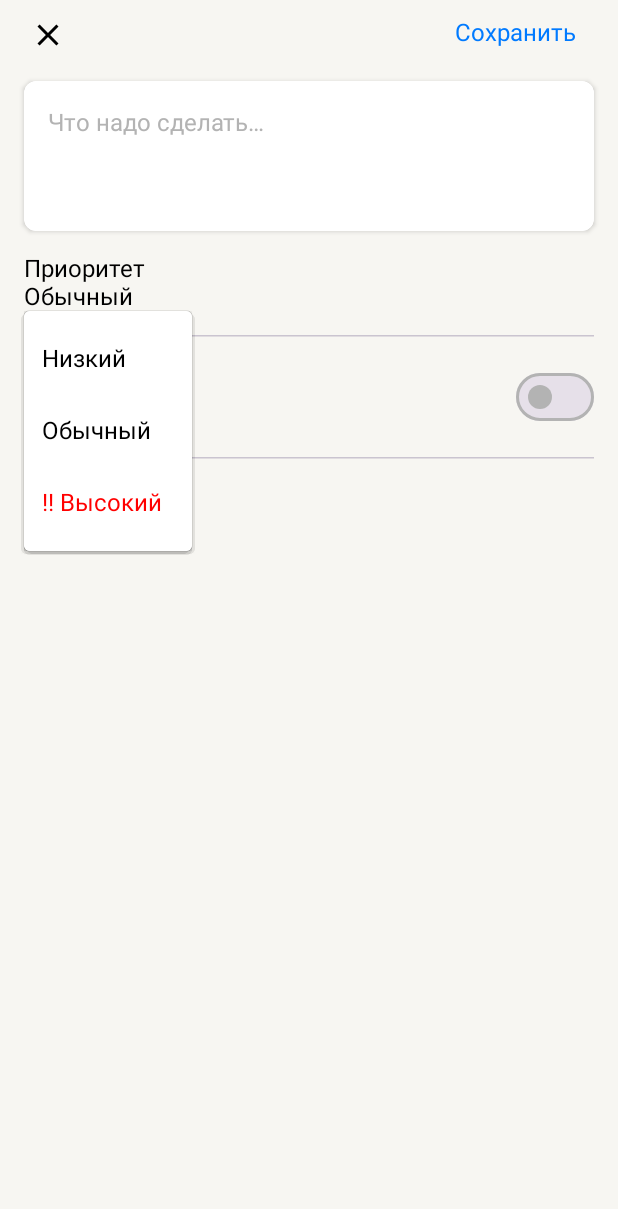
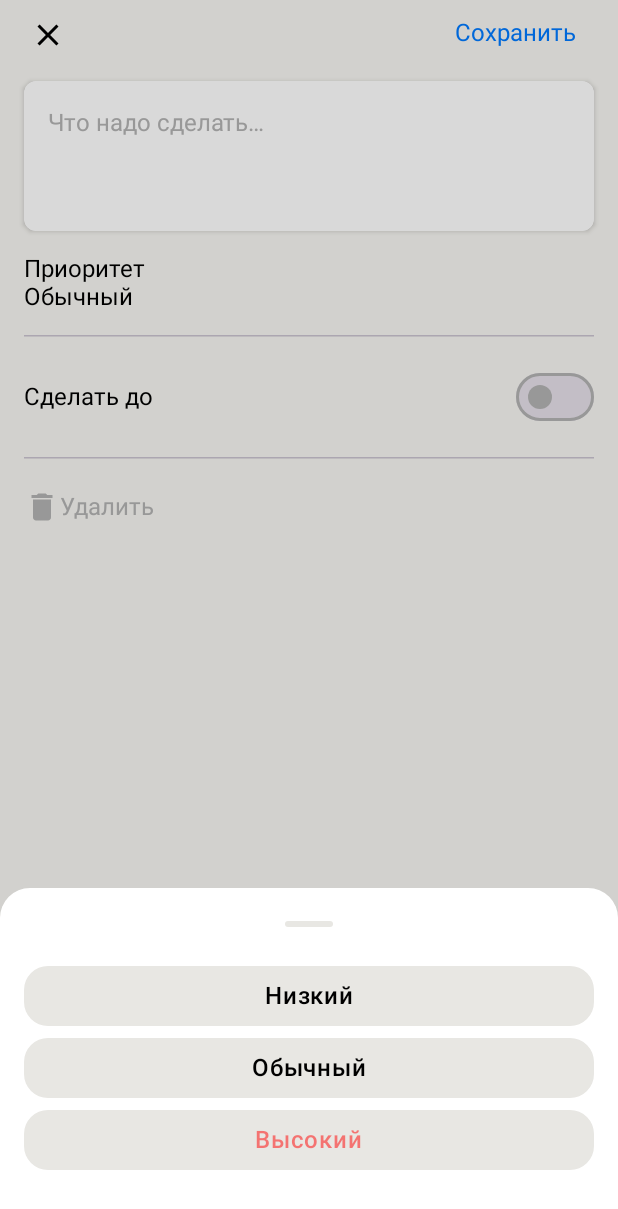
Before and after one commit to Max-Andersen/ToDoApp, an Android app built with Jetpack Compose: the composable TodoItemCardStateless shown on its own in the app's theme, after a tap on "Приоритет", on a phone screen of 412 x 824 dp. Shown: the top 1209 px of the screen. Run offline under Robolectric (Android 15) with nearby library versions, the phone set to English and light mode, and no system bars; our stand-ins replace Dagger/Hilt's generated code; 3 statements that could not run were skipped.

Commit message:
feature: bottom sheet

```diff
--- a/app/src/main/java/com/toloknov/summerschool/todoapp/ui/card/TodoItemCard.kt
+++ b/app/src/main/java/com/toloknov/summerschool/todoapp/ui/card/TodoItemCard.kt
@@ -1,7 +1,5 @@
 package com.toloknov.summerschool.todoapp.ui.card
 
-import android.content.res.Configuration
-import androidx.compose.foundation.background
 import androidx.compose.foundation.clickable
 import androidx.compose.foundation.layout.Arrangement
 import androidx.compose.foundation.layout.Box
@@ -26,8 +24,6 @@ import androidx.compose.material3.CircularProgressIndicator
 import androidx.compose.material3.DatePicker
 import androidx.compose.material3.DatePickerDefaults
 import androidx.compose.material3.DatePickerDialog
-import androidx.compose.material3.DropdownMenu
-import androidx.compose.material3.DropdownMenuItem
 import androidx.compose.material3.ExperimentalMaterial3Api
 import androidx.compose.material3.HorizontalDivider
 import androidx.compose.material3.Icon
@@ -43,11 +39,13 @@ import androidx.compose.material3.Switch
 import androidx.compose.material3.Text
 import androidx.compose.material3.TextButton
 import androidx.compose.material3.rememberDatePickerState
+import androidx.compose.material3.rememberModalBottomSheetState
 import androidx.compose.runtime.Composable
 import androidx.compose.runtime.LaunchedEffect
 import androidx.compose.runtime.getValue
 import androidx.compose.runtime.mutableStateOf
 import androidx.compose.runtime.remember
+import androidx.compose.runtime.rememberCoroutineScope
 import androidx.compose.runtime.setValue
 import androidx.compose.ui.Alignment
 import androidx.compose.ui.Modifier
@@ -56,16 +54,18 @@ import androidx.compose.ui.draw.shadow
 import androidx.compose.ui.graphics.Color
 import androidx.compose.ui.input.nestedscroll.nestedScroll
 import androidx.compose.ui.res.stringResource
-import androidx.compose.ui.tooling.preview.Preview
+import androidx.compose.ui.tooling.preview.PreviewLightDark
 import androidx.compose.ui.unit.dp
 import androidx.compose.ui.unit.sp
 import androidx.compose.ui.window.DialogProperties
 import androidx.lifecycle.compose.collectAsStateWithLifecycle
 import com.toloknov.summerschool.domain.model.ItemImportance
+import com.toloknov.summerschool.theme.theme.PADDING_BIG
 import com.toloknov.summerschool.theme.theme.ToDoAppTheme
 import com.toloknov.summerschool.theme.theme.TodoRed
 import com.toloknov.summerschool.theme.theme.textFieldTheme
 import com.toloknov.summerschool.todoapp.R
+import com.toloknov.summerschool.todoapp.ui.common.bottomsheet.ImportanceBottomSheetList
 import com.toloknov.summerschool.todoapp.ui.common.snackbar.SnackbarError
 import com.toloknov.summerschool.todoapp.ui.common.toolbar.CollapsingTopbar
 import com.toloknov.summerschool.todoapp.ui.common.toolbar.rememberToolbarScrollBehavior
@@ -116,11 +116,13 @@ fun TodoItemCardStateless(
     reduce: (TodoItemCardIntent) -> Unit,
     snackbarHostState: SnackbarHostState = SnackbarHostState()
 ) {
+    val scope = rememberCoroutineScope()
+    var showBottomSheet by remember { mutableStateOf(false) }
+    val bottomSheetState = rememberModalBottomSheetState(skipPartiallyExpanded = true)
 
     val scrollBehavior = rememberToolbarScrollBehavior()
 
     var firstDateDialogState by remember { mutableStateOf(false) }
-
 
     if (firstDateDialogState) {
         DateDialog(currPickedDate = uiState.deadline,
@@ -160,6 +162,18 @@ fun TodoItemCardStateless(
                     })
             }
         }) { paddingValues ->
+
+
+        if (showBottomSheet) {
+            ImportanceBottomSheetList(
+                paddingValues = paddingValues,
+                sheetState = bottomSheetState,
+                scope = scope,
+                onItemClick = { reduce(TodoItemCardIntent.SetImportance(it)) },
+                onDismissRequest = { showBottomSheet = false }
+            )
+        }
+
         Box(
             modifier = Modifier
                 .fillMaxSize()
@@ -174,39 +188,36 @@ fun TodoItemCardStateless(
             Column(
                 modifier = Modifier
                     .fillMaxSize()
-                    .padding(horizontal = com.toloknov.summerschool.theme.theme.PADDING_BIG)
+                    .padding(horizontal = PADDING_BIG)
                     .verticalScroll(rememberScrollState())
             ) {
                 Spacer(modifier = Modifier.size(com.toloknov.summerschool.theme.theme.PADDING_MEDIUM))
-                // Чтобы при каждой рекомпозиции мы этот список снова не собирали
-                val importanceItems = remember {
-                    ItemImportance.entries.toTypedArray()
-                }
 
                 InputTodoText(
                     uiState = uiState, reduce = reduce
                 )
-                Spacer(modifier = Modifier.size(com.toloknov.summerschool.theme.theme.PADDING_BIG))
+                Spacer(modifier = Modifier.size(PADDING_BIG))
 
                 ImportanceBlock(
-                    uiState = uiState, importanceItems = importanceItems, reduce = reduce
+                    uiState = uiState,
+                    openBottomSheet = { showBottomSheet = true }
                 )
-                Spacer(modifier = Modifier.size(com.toloknov.summerschool.theme.theme.PADDING_BIG))
+                Spacer(modifier = Modifier.size(PADDING_BIG))
                 HorizontalDivider()
 
-                Spacer(modifier = Modifier.size(com.toloknov.summerschool.theme.theme.PADDING_BIG))
+                Spacer(modifier = Modifier.size(PADDING_BIG))
                 SelectDeadline(
                     uiState = uiState, openDialog = { firstDateDialogState = true }, reduce = reduce
                 )
 
-                Spacer(modifier = Modifier.size(com.toloknov.summerschool.theme.theme.PADDING_BIG))
+                Spacer(modifier = Modifier.size(PADDING_BIG))
                 HorizontalDivider()
-                Spacer(modifier = Modifier.size(com.toloknov.summerschool.theme.theme.PADDING_BIG))
+                Spacer(modifier = Modifier.size(PADDING_BIG))
 
 
                 DeleteSection(uiState, reduce)
 
-                Spacer(modifier = Modifier.size(com.toloknov.summerschool.theme.theme.PADDING_BIG * 2))
+                Spacer(modifier = Modifier.size(PADDING_BIG * 2))
             }
         }
     }
@@ -272,14 +283,9 @@ private fun SelectDeadline(
 @Composable
 private fun ImportanceBlock(
     uiState: TodoItemCardUiState,
-    importanceItems: Array<ItemImportance>,
-    reduce: (TodoItemCardIntent) -> Unit
+    openBottomSheet: () -> Unit,
 ) {
-    var dropDownExpanded by remember {
-        mutableStateOf(false)
-    }
-
-    Box(modifier = Modifier.clickable { dropDownExpanded = true }) {
+    Box(modifier = Modifier.clickable { openBottomSheet() }) {
         Column {
             Text(
                 text = stringResource(id = R.string.importance),
@@ -290,35 +296,6 @@ private fun ImportanceBlock(
                 color = if (uiState.importance == ItemImportance.HIGH) MaterialTheme.colorScheme.TodoRed else Color.Unspecified,
                 style = MaterialTheme.typography.bodyMedium,
             )
-        }
-        DropdownMenu(modifier = Modifier.background(MaterialTheme.colorScheme.surfaceContainer),
-            expanded = dropDownExpanded,
-            onDismissRequest = { dropDownExpanded = false }) {
-            importanceItems.forEach { item ->
-                if (item == ItemImportance.HIGH) {
-                    DropdownMenuItem(text = {
-                        Text(
-                            text = "!! ${item.nameRu}",
-                            color = Color.Red,
-                            style = MaterialTheme.typography.bodyMedium
-                        )
-                    }, onClick = {
-                        reduce(TodoItemCardIntent.SetImportance(item))
-                        dropDownExpanded = false
-                    })
-                } else {
-                    DropdownMenuItem(text = {
-                        Text(
-                            text = item.nameRu,
-                            style = MaterialTheme.typography.bodyMedium
-                        )
-                    }, onClick = {
-                        reduce(TodoItemCardIntent.SetImportance(item))
-                        dropDownExpanded = false
-                    })
-                }
-
-            }
         }
     }
 }
@@ -389,7 +366,10 @@ private fun DateDialog(
             state = datePickerState,
             title = {
                 Text(
-                    modifier = Modifier.padding(start = com.toloknov.summerschool.theme.theme.PADDING_BIG, top = com.toloknov.summerschool.theme.theme.PADDING_BIG),
+                    modifier = Modifier.padding(
+                        start = PADDING_BIG,
+                        top = PADDING_BIG
+                    ),
                     text = stringResource(R.string.date),
                     style = MaterialTheme.typography.bodyMedium
                 )
@@ -408,22 +388,9 @@ private fun CloseButton(onClick: () -> Unit) {
 
 
 @Composable
-@Preview
-private fun TodoItemCardPreviewLight() {
-    com.toloknov.summerschool.theme.theme.ToDoAppTheme {
-        TodoItemCardStateless(
-            uiState = TodoItemCardUiState(),
-            onBackClick = { },
-            reduce = {},
-            isLoading = false
-        )
-    }
-}
-
-@Composable
-@Preview(uiMode = Configuration.UI_MODE_NIGHT_YES or Configuration.UI_MODE_TYPE_NORMAL)
-private fun TodoItemCardPreviewDark() {
-    com.toloknov.summerschool.theme.theme.ToDoAppTheme {
+@PreviewLightDark
+private fun TodoItemCardPreview() {
+    ToDoAppTheme {
         TodoItemCardStateless(
             uiState = TodoItemCardUiState(),
             onBackClick = { },
@@ -435,7 +402,7 @@ private fun TodoItemCardPreviewDark() {
 
 // Превью выглядит страшно :(
 @Composable
-@Preview
+@PreviewLightDark
 private fun DatePickerLight() {
     ToDoAppTheme {
         Surface(
@@ -449,23 +416,9 @@ private fun DatePickerLight() {
 }
 
 @Composable
-@Preview(uiMode = Configuration.UI_MODE_NIGHT_YES or Configuration.UI_MODE_TYPE_NORMAL)
-private fun DatePickerDark() {
-    com.toloknov.summerschool.theme.theme.ToDoAppTheme {
-        Surface(
-            modifier = Modifier.fillMaxSize()
-        ) {
-            DateDialog(currPickedDate = ZonedDateTime.now(),
-                onConfirmButtonClick = { },
-                onDismissRequest = { })
-        }
-    }
-}
-
-@Composable
-@Preview(showBackground = true)
-private fun ToggleLight() {
-    com.toloknov.summerschool.theme.theme.ToDoAppTheme {
+@PreviewLightDark
+private fun Toggle() {
+    ToDoAppTheme {
         Surface {
             Column {
                 Switch(checked = true, onCheckedChange = {})
@@ -475,19 +428,3 @@ private fun ToggleLight() {
         }
     }
 }
-
-@Composable
-@Preview(
-    showBackground = true,
-    uiMode = Configuration.UI_MODE_NIGHT_YES or Configuration.UI_MODE_TYPE_NORMAL
-)
-private fun ToggleDark() {
-    com.toloknov.summerschool.theme.theme.ToDoAppTheme {
-        Surface {
-            Column {
-                Switch(checked = true, onCheckedChange = {})
-                Switch(checked = false, onCheckedChange = {})
-            }
-        }
-    }
-}
--- /dev/null
+++ b/app/src/main/java/com/toloknov/summerschool/todoapp/ui/common/bottomsheet/ImportanceBottomSheetList.kt
@@ -0,0 +1,174 @@
+package com.toloknov.summerschool.todoapp.ui.common.bottomsheet
+
+import androidx.compose.animation.core.Animatable
+import androidx.compose.animation.core.tween
+import androidx.compose.foundation.layout.Column
+import androidx.compose.foundation.layout.PaddingValues
+import androidx.compose.foundation.layout.Spacer
+import androidx.compose.foundation.layout.WindowInsets
+import androidx.compose.foundation.layout.fillMaxWidth
+import androidx.compose.foundation.layout.height
+import androidx.compose.foundation.layout.navigationBars
+import androidx.compose.foundation.layout.padding
+import androidx.compose.foundation.layout.wrapContentHeight
+import androidx.compose.foundation.shape.RoundedCornerShape
+import androidx.compose.material3.BottomSheetDefaults
+import androidx.compose.material3.Button
+import androidx.compose.material3.ExperimentalMaterial3Api
+import androidx.compose.material3.MaterialTheme
+import androidx.compose.material3.ModalBottomSheet
+import androidx.compose.material3.Scaffold
+import androidx.compose.material3.Shapes
+import androidx.compose.material3.SheetState
+import androidx.compose.material3.Text
+import androidx.compose.material3.contentColorFor
+import androidx.compose.material3.rememberModalBottomSheetState
+import androidx.compose.runtime.Composable
+import androidx.compose.runtime.LaunchedEffect
+import androidx.compose.runtime.getValue
+import androidx.compose.runtime.mutableStateOf
+import androidx.compose.runtime.remember
+import androidx.compose.runtime.rememberCoroutineScope
+import androidx.compose.runtime.setValue
+import androidx.compose.ui.Modifier
+import androidx.compose.ui.graphics.Color
+import androidx.compose.ui.text.font.FontWeight
+import androidx.compose.ui.tooling.preview.PreviewLightDark
+import androidx.compose.ui.unit.dp
+import com.toloknov.summerschool.domain.model.ItemImportance
+import com.toloknov.summerschool.theme.theme.PADDING_BIG
+import com.toloknov.summerschool.theme.theme.PADDING_MEDIUM
+import com.toloknov.summerschool.theme.theme.ToDoAppTheme
+import com.toloknov.summerschool.theme.theme.textButton
+import kotlinx.coroutines.CoroutineScope
+import kotlinx.coroutines.launch
+import java.util.Locale
+
+data class BottomSheetItem(
+    val itemName: String,
+    val onItemClick: () -> Unit
+)
+
+@OptIn(ExperimentalMaterial3Api::class)
+@Composable
+fun ImportanceBottomSheetList(
+    paddingValues: PaddingValues = PaddingValues(),
+    sheetState: SheetState,
+    scope: CoroutineScope,
+    sheetBackgroundColor: Color = MaterialTheme.colorScheme.surfaceContainer,
+    sheetContentColor: Color = contentColorFor(sheetBackgroundColor),
+    scrimColor: Color = Color.Black.copy(alpha = 0.15f),
+    onItemClick: (ItemImportance) -> Unit,
+    onDismissRequest: () -> Unit
+) {
+    val importance = remember {
+        ItemImportance.entries
+    }
+
+    var highAnimationStart by remember {
+        mutableStateOf(false)
+    }
+    val alphaAnimatable = remember { Animatable(0.5f) }
+
+    LaunchedEffect(highAnimationStart) {
+        if (highAnimationStart) {
+            scope.launch {
+                alphaAnimatable.animateTo(
+                    targetValue = 1f,
+                    animationSpec = tween(durationMillis = 800)
+                )
+                alphaAnimatable.animateTo(
+                    targetValue = 0.5f,
+                    animationSpec = tween(durationMillis = 800)
+                )
+
+                onItemClick(ItemImportance.HIGH)
+                sheetState.hide()
+                onDismissRequest()
+            }
+        }
+    }
+
+
+    ModalBottomSheet(
+        sheetState = sheetState,
+        shape = RoundedCornerShape(
+            topStart = 20.dp,
+            topEnd = 20.dp,
+            bottomEnd = 0.dp,
+            bottomStart = 0.dp
+        ),
+        content = {
+            Column(
+                modifier = Modifier
+                    .padding(
+                        bottom = PADDING_BIG,
+                        start = PADDING_BIG,
+                        end = PADDING_BIG
+                    )
+            ) {
+                importance.forEach { importanceItem ->
+                    Button(
+                        onClick = {
+                            if (importanceItem != ItemImportance.HIGH) {
+                                onItemClick(importanceItem)
+                                scope.launch {
+                                    sheetState.hide()
+                                }
+                                onDismissRequest()
+                            } else {
+                                highAnimationStart = true
+                            }
+                        },
+                        modifier = Modifier
+                            .fillMaxWidth()
+                            .wrapContentHeight(),
+                        shape = Shapes().large,
+                        colors = MaterialTheme.colorScheme.textButton
+                    ) {
+                        Text(
+                            text = importanceItem.nameRu.replaceFirstChar {
+                                if (it.isLowerCase()) it.titlecase(
+                                    Locale.ROOT
+                                ) else it.toString()
+                            },
+                            fontWeight = FontWeight.Medium,
+                            style = MaterialTheme.typography.bodyLarge,
+                            color = if (importanceItem == ItemImportance.HIGH) Color.Red.copy(alpha = alphaAnimatable.value) else Color.Unspecified
+                        )
+                    }
+                }
+            }
+            Spacer(modifier = Modifier.height(PADDING_BIG + PADDING_MEDIUM))
+        },
+        dragHandle = { BottomSheetDefaults.DragHandle(color = MaterialTheme.colorScheme.surfaceVariant) },
+        containerColor = sheetBackgroundColor,
+        contentColor = sheetContentColor,
+        scrimColor = scrimColor,
+        onDismissRequest = onDismissRequest,
+        windowInsets = WindowInsets.navigationBars
+    )
+}
+
+@OptIn(ExperimentalMaterial3Api::class)
+@PreviewLightDark
+@Composable
+private fun BottomSheetPreview() {
+    val sheetState = rememberModalBottomSheetState()
+    LaunchedEffect(key1 = Unit) {
+        sheetState.expand()
+    }
+    ToDoAppTheme {
+        Scaffold { paddingValues ->
+            val scope = rememberCoroutineScope()
+
+            ImportanceBottomSheetList(
+                paddingValues = paddingValues,
+                sheetState = sheetState,
+                scope = scope,
+                onDismissRequest = { },
+                onItemClick = {}
+            )
+        }
+    }
+}
--- a/core/theme/src/main/java/com/toloknov/summerschool/theme/theme/Theme.kt
+++ b/core/theme/src/main/java/com/toloknov/summerschool/theme/theme/Theme.kt
@@ -16,6 +16,8 @@ import androidx.compose.foundation.layout.widthIn
 import androidx.compose.foundation.rememberScrollState
 import androidx.compose.foundation.text.selection.TextSelectionColors
 import androidx.compose.foundation.verticalScroll
+import androidx.compose.material3.ButtonColors
+import androidx.compose.material3.ButtonDefaults
 import androidx.compose.material3.ColorScheme
 import androidx.compose.material3.MaterialTheme
 import androidx.compose.material3.OutlinedTextFieldDefaults
@@ -35,6 +37,8 @@ import androidx.compose.ui.platform.LocalView
 import androidx.compose.ui.tooling.preview.Preview
 import androidx.compose.ui.unit.dp
 import androidx.core.view.WindowCompat
+
+private const val DISABLED_ALPHA = 0.8f
 
 // Paddings
 val PADDING_LARGE = 32.dp
@@ -76,7 +80,6 @@ private val DarkColorScheme = darkColorScheme(
     surfaceContainerLowest = DarkGreyForText
 )
 
-
 val ColorScheme.TodoGreen: Color
     @ReadOnlyComposable
     @Composable
@@ -109,6 +112,14 @@ val ColorScheme.checkBoxUnCheckedNormalImportanceColor: Color
             com.toloknov.summerschool.theme.theme.DarkUncheckedBox
         }
     }
+
+val ColorScheme.textButton: ButtonColors
+    @Composable get() = ButtonDefaults.buttonColors(
+        containerColor = surfaceVariant,
+        contentColor = onBackground,
+        disabledContainerColor = surfaceVariant.copy(DISABLED_ALPHA),
+        disabledContentColor = onBackground.copy(DISABLED_ALPHA)
+    )
 
 val ColorScheme.textField: TextFieldColors
     @Composable get() = OutlinedTextFieldDefaults.colors(
```
